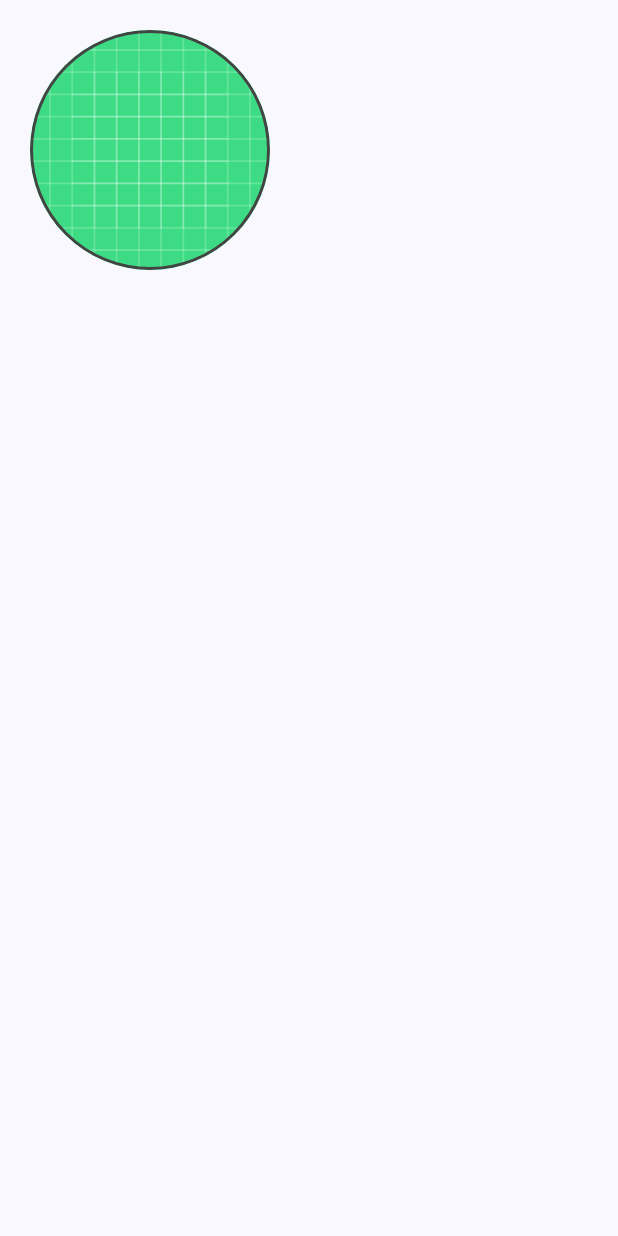
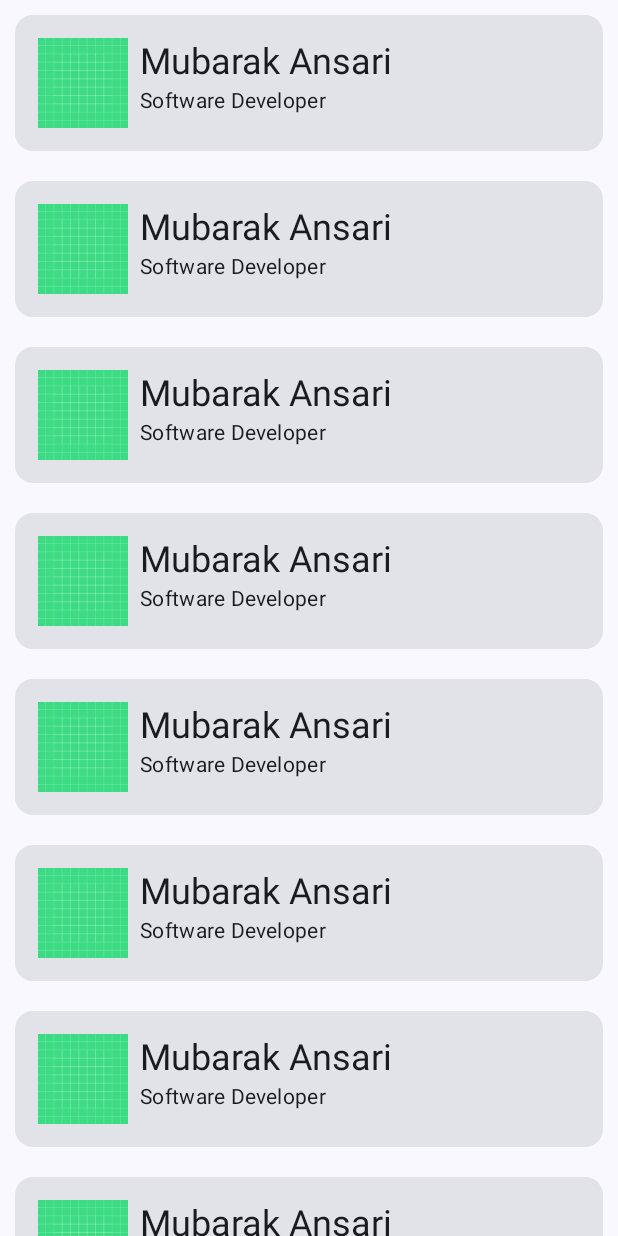
Before and after one commit to mubarakansari715/Basic_Compose_Tutorial, an Android app built with Jetpack Compose: the screen it shows after launch (MainActivity), on a phone screen of 412 x 824 dp. Run offline under Robolectric (Android 15) with nearby library versions, the phone set to English and light mode, and no system bars.

Commit message:
- added lazy column for showing listing

```diff
--- a/app/src/main/java/com/mubarak/basic_compose_tutorial/MainActivity.kt
+++ b/app/src/main/java/com/mubarak/basic_compose_tutorial/MainActivity.kt
@@ -8,6 +8,7 @@ import androidx.compose.foundation.layout.fillMaxSize
 import androidx.compose.foundation.layout.padding
 import androidx.compose.material3.Scaffold
 import androidx.compose.ui.Modifier
+import com.mubarak.basic_compose_tutorial.basics.LazyColumnsComponent
 import com.mubarak.basic_compose_tutorial.basics.ModifierComponent
 import com.mubarak.basic_compose_tutorial.ui.theme.Basic_Compose_TutorialTheme
 
@@ -21,7 +22,8 @@ class MainActivity : ComponentActivity() {
                     //DummyListLayout(modifier = Modifier.padding(innerPadding))
                     //TextViewBasics(modifier = Modifier.padding(innerPadding))
                     //EditTextComponent(modifier = Modifier.padding(innerPadding))
-                    ModifierComponent(modifier = Modifier.padding(innerPadding))
+                    //ModifierComponent(modifier = Modifier.padding(innerPadding))
+                    LazyColumnsComponent(modifier = Modifier.padding(innerPadding))
                 }
             }
         }
--- /dev/null
+++ b/app/src/main/java/com/mubarak/basic_compose_tutorial/basics/05LazyColumnsComponent.kt
@@ -0,0 +1,120 @@
+package com.mubarak.basic_compose_tutorial.basics
+
+import android.widget.Toast
+import androidx.compose.foundation.Image
+import androidx.compose.foundation.clickable
+import androidx.compose.foundation.layout.Column
+import androidx.compose.foundation.layout.Row
+import androidx.compose.foundation.layout.fillMaxWidth
+import androidx.compose.foundation.layout.padding
+import androidx.compose.foundation.layout.size
+import androidx.compose.foundation.lazy.LazyColumn
+import androidx.compose.foundation.lazy.items
+import androidx.compose.material3.Card
+import androidx.compose.material3.MaterialTheme
+import androidx.compose.material3.Text
+import androidx.compose.runtime.Composable
+import androidx.compose.ui.Modifier
+import androidx.compose.ui.platform.LocalContext
+import androidx.compose.ui.res.painterResource
+import androidx.compose.ui.text.style.TextAlign
+import androidx.compose.ui.tooling.preview.Preview
+import androidx.compose.ui.unit.dp
+import com.mubarak.basic_compose_tutorial.R
+
+
+@Composable
+fun LazyColumnsComponent(modifier: Modifier = Modifier) {
+    LazyColumn(modifier = modifier, content = {
+        items(getUserProfileData()) { item ->
+            ListItems(username = item.username, occupation = item.occupation)
+        }
+    })
+}
+
+@Composable
+fun ListItems(username: String, occupation: String) {
+    val context = LocalContext.current
+    Card(
+        modifier = Modifier
+            .padding(10.dp)
+            .fillMaxWidth(),
+        onClick = {
+            Toast.makeText(context, "Clicked on Full Item", Toast.LENGTH_SHORT).show()
+        }
+    ) {
+        Row(modifier = Modifier.padding(15.dp)) {
+            Image(
+                painter = painterResource(R.drawable.ic_launcher_background),
+                contentDescription = "",
+                Modifier
+                    .size(60.dp)
+                    .clickable {
+                        Toast.makeText(context, "Clicked on Profile", Toast.LENGTH_SHORT)
+                            .show()
+                    },
+            )
+            ItemDescriptions(
+                username = username,
+                occupation = occupation,
+                modifier = Modifier.padding(start = 8.dp)
+            )
+        }
+    }
+}
+
+@Composable
+private fun ItemDescriptions(username: String, occupation: String, modifier: Modifier = Modifier) {
+    Column(modifier = modifier) {
+        Text(
+            text = username,
+            textAlign = TextAlign.Start,
+            style = MaterialTheme.typography.headlineSmall
+        )
+        Text(
+            text = occupation,
+            textAlign = TextAlign.Start,
+            style = MaterialTheme.typography.bodyMedium
+        )
+    }
+}
+
+@Composable
+@Preview(showSystemUi = true)
+private fun LazyColumnsComponent_Preview() {
+    LazyColumnsComponent()
+}
+
+fun getUserProfileData(): MutableList<UserModel> {
+    return mutableListOf(
+        UserModel(username = "Mubarak Ansari", occupation = "Software Developer"),
+        UserModel(username = "Mubarak Ansari", occupation = "Software Developer"),
+        UserModel(username = "Mubarak Ansari", occupation = "Software Developer"),
+        UserModel(username = "Mubarak Ansari", occupation = "Software Developer"),
+        UserModel(username = "Mubarak Ansari", occupation = "Software Developer"),
+        UserModel(username = "Mubarak Ansari", occupation = "Software Developer"),
+        UserModel(username = "Mubarak Ansari", occupation = "Software Developer"),
+        UserModel(username = "Mubarak Ansari", occupation = "Software Developer"),
+        UserModel(username = "Mubarak Ansari", occupation = "Software Developer"),
+        UserModel(username = "Mubarak Ansari", occupation = "Software Developer"),
+        UserModel(username = "Mubarak Ansari", occupation = "Software Developer"),
+        UserModel(username = "Mubarak Ansari", occupation = "Software Developer"),
+        UserModel(username = "Mubarak Ansari", occupation = "Software Developer"),
+        UserModel(username = "Mubarak Ansari", occupation = "Software Developer"),
+        UserModel(username = "Mubarak Ansari", occupation = "Software Developer"),
+        UserModel(username = "Mubarak Ansari", occupation = "Software Developer"),
+        UserModel(username = "Mubarak Ansari", occupation = "Software Developer"),
+        UserModel(username = "Mubarak Ansari", occupation = "Software Developer"),
+        UserModel(username = "Mubarak Ansari", occupation = "Software Developer"),
+        UserModel(username = "Mubarak Ansari", occupation = "Software Developer"),
+        UserModel(username = "Mubarak Ansari", occupation = "Software Developer"),
+        UserModel(username = "Mubarak Ansari", occupation = "Software Developer"),
+        UserModel(username = "Mubarak Ansari", occupation = "Software Developer"),
+        UserModel(username = "Mubarak Ansari", occupation = "Software Developer"),
+    )
+}
+
+data class UserModel(
+    val username: String,
+    val occupation: String
+)
```
